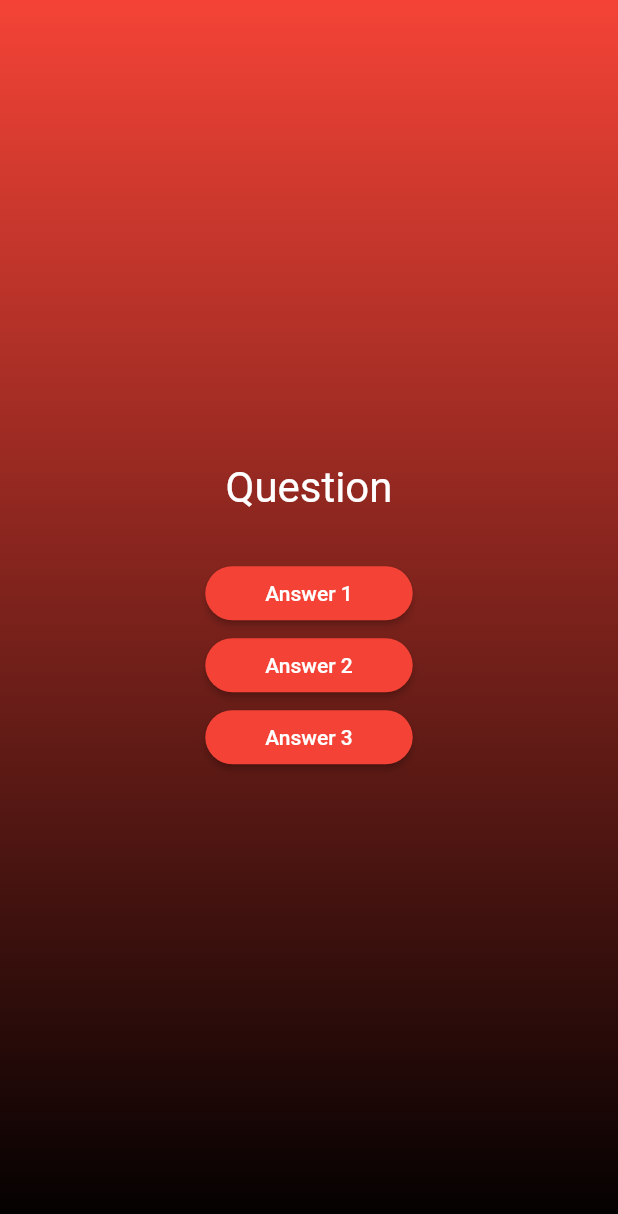
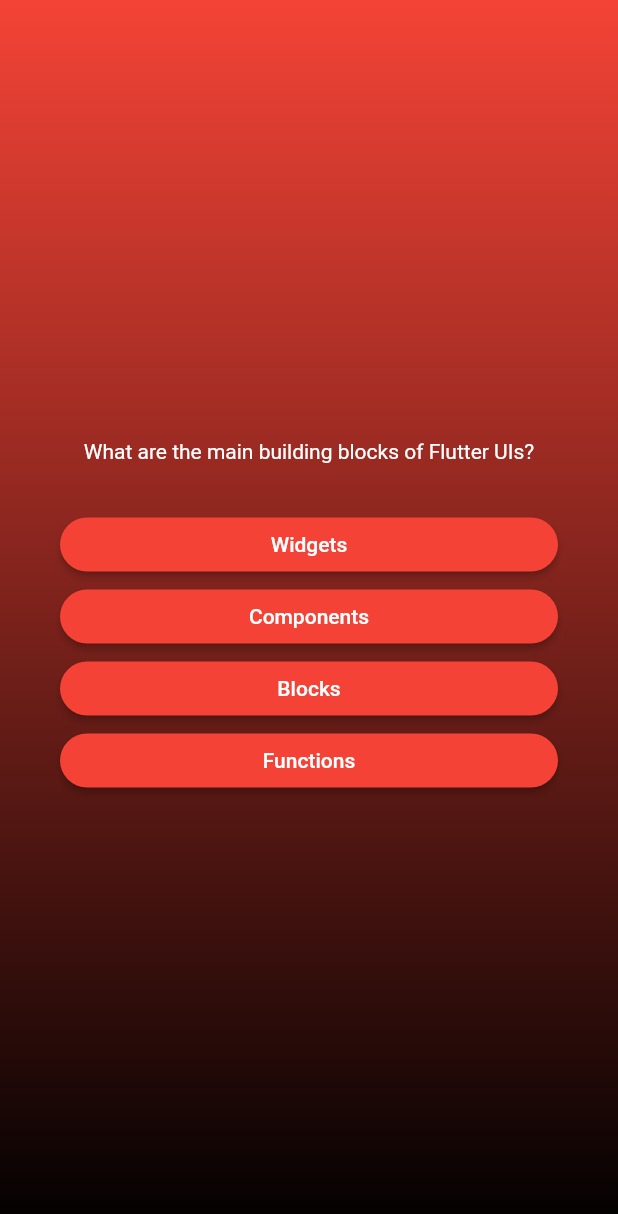
Before and after one commit to bigbagas/flutter_quiz, a Flutter app: the screen it shows after launch, after a tap on "Start Quiz", on a phone screen of 412 x 824 dp. Shown: the top 1214 px of the screen. Run offline on Flutter 3.47's test engine with Material 2 defaults, Android fonts, the phone set to English and light mode, and no system bars.

Commit message:
mapping question data & add padding to answer btn

```diff
--- a/lib/question_screen.dart
+++ b/lib/question_screen.dart
@@ -1,5 +1,6 @@
 import 'package:flutter/material.dart';
 import 'package:flutter_quiz/answer_button.dart';
+import 'package:flutter_quiz/data/question_data.dart';
 
 class QuestionScreen extends StatefulWidget {
   const QuestionScreen({super.key});
@@ -11,31 +12,30 @@ class QuestionScreen extends StatefulWidget {
 class _QuestionScreenState extends State<QuestionScreen> {
   @override
   Widget build(BuildContext context) {
+    final currentQuestion = questions[0];
     return SizedBox(
       width: double.infinity,
+      child: Container(
+        margin: const EdgeInsets.all(40),
         child: Column(
           mainAxisAlignment: MainAxisAlignment.center,
+          crossAxisAlignment: CrossAxisAlignment.stretch,
           children: [
-          const Text(
-            "Question",
-            style: TextStyle(color: Colors.white, fontSize: 28),
+            Text(
+              currentQuestion.text,
+              style: const TextStyle(
+                color: Colors.white,
+              ),
+              textAlign: TextAlign.center,
             ),
             const SizedBox(
               height: 30,
             ),
-          AnswerButton(
-            answerText: 'Answer 1',
-            onTap: () {},
-          ),
-          AnswerButton(
-            answerText: 'Answer 2',
-            onTap: () {},
-          ),
-          AnswerButton(
-            answerText: 'Answer 3',
-            onTap: () {},
+            ...currentQuestion.answers.map(
+              (answer) => AnswerButton(answerText: answer, onTap: () {}),
             ),
           ],
+        ),
       ),
     );
   }
```
Lines whose indentation alone changed are shown as unchanged.
